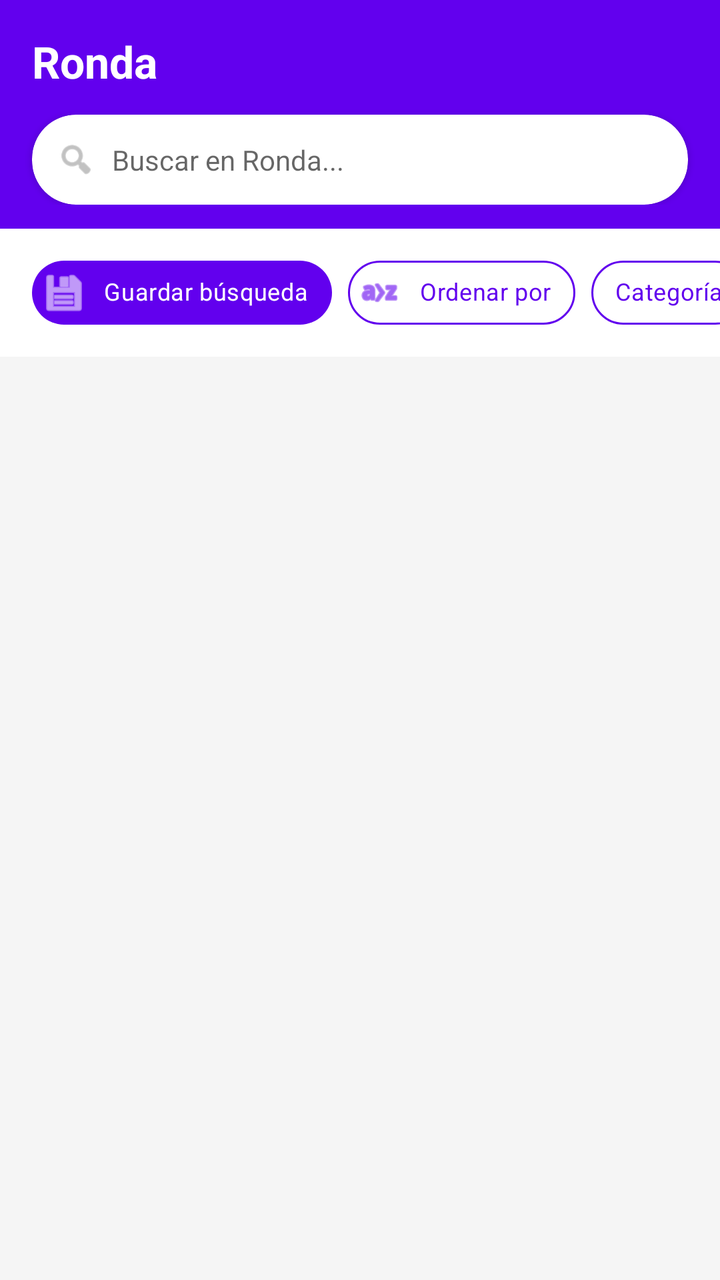
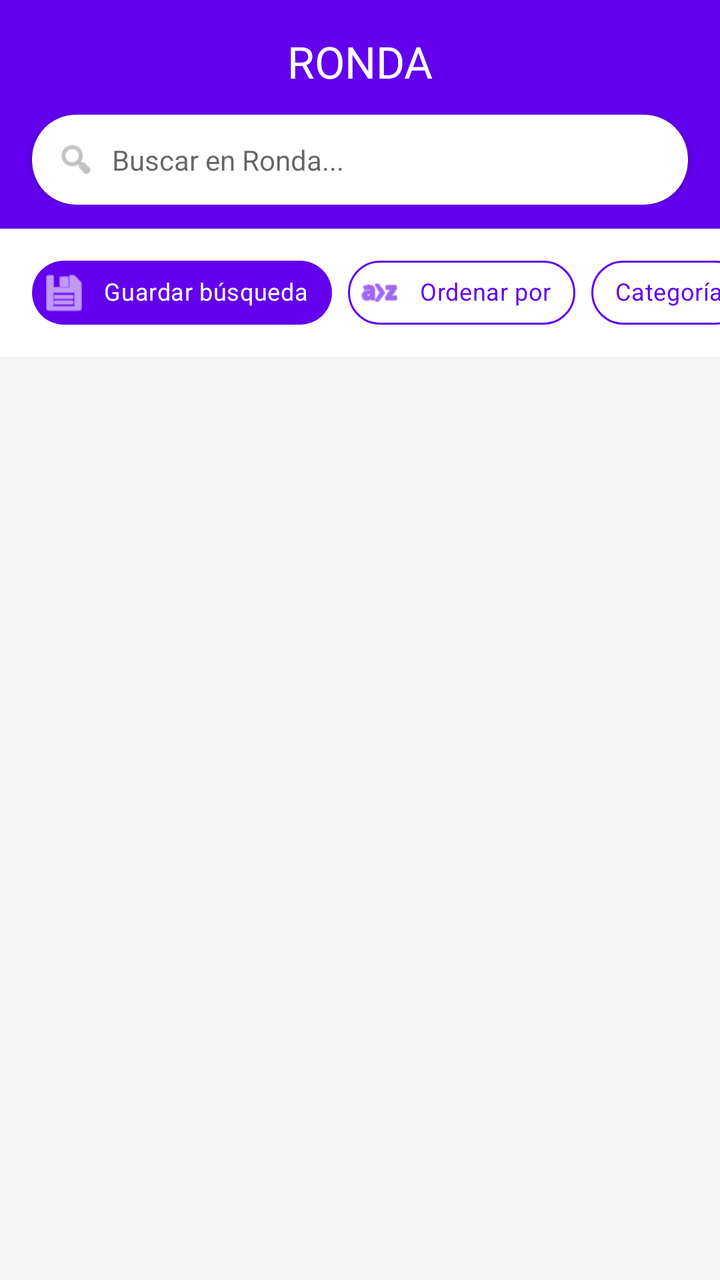

Compare the two renders of this Android layout. The source of the first and the diff that turns it into the second are given below.
<!-- AndroidManifest.xml: application theme Theme.TPRondaGrupo2 -->
<!-- res/layout/fragment_home.xml -->
<?xml version="1.0" encoding="utf-8"?>
<androidx.coordinatorlayout.widget.CoordinatorLayout xmlns:android="http://schemas.android.com/apk/res/android"
    xmlns:app="http://schemas.android.com/apk/res-auto"
    android:layout_width="match_parent"
    android:layout_height="match_parent"
    android:background="#F5F5F5">

    <com.google.android.material.appbar.AppBarLayout
        android:layout_width="match_parent"
        android:layout_height="wrap_content"
        android:background="@android:color/transparent"
        app:elevation="0dp">

        <LinearLayout
            android:layout_width="match_parent"
            android:layout_height="wrap_content"
            android:orientation="vertical"
            android:paddingBottom="12dp"
            android:background="@color/purple_500">

            <TextView
                android:layout_width="wrap_content"
                android:layout_height="wrap_content"
                android:layout_marginStart="16dp"
                android:layout_marginTop="16dp"
                android:layout_marginBottom="12dp"
                android:text="Ronda"
                android:textColor="@color/white"
                android:textSize="22sp"
                android:textStyle="bold" />

            <com.google.android.material.card.MaterialCardView
                android:layout_width="match_parent"
                android:layout_height="45dp"
                android:layout_marginHorizontal="16dp"
                app:cardCornerRadius="22dp"
                app:cardElevation="2dp">

                <LinearLayout
                    android:layout_width="match_parent"
                    android:layout_height="match_parent"
                    android:gravity="center_vertical"
                    android:orientation="horizontal"
                    android:paddingHorizontal="12dp">

                    <ImageView
                        android:layout_width="20dp"
                        android:layout_height="20dp"
                        android:src="@android:drawable/ic_menu_search"
                        app:tint="#999999" />

                    <EditText
                        android:id="@+id/etSearch"
                        android:layout_width="match_parent"
                        android:layout_height="match_parent"
                        android:layout_marginStart="8dp"
                        android:background="@android:color/transparent"
                        android:hint="Buscar en Ronda..."
                        android:imeOptions="actionSearch"
                        android:inputType="text"
                        android:textSize="14sp"
                        android:importantForAutofill="no" />
                </LinearLayout>
            </com.google.android.material.card.MaterialCardView>
        </LinearLayout>

        <HorizontalScrollView
            android:layout_width="match_parent"
            android:layout_height="wrap_content"
            android:background="@color/white"
            android:paddingVertical="8dp"
            android:scrollbars="none">

            <com.google.android.material.chip.ChipGroup
                android:layout_width="wrap_content"
                android:layout_height="wrap_content"
                android:paddingHorizontal="16dp"
                app:singleLine="true">

                <com.google.android.material.chip.Chip
                    android:id="@+id/chipSaveSearch"
                    style="@style/Widget.MaterialComponents.Chip.Action"
                    android:layout_width="wrap_content"
                    android:layout_height="wrap_content"
                    android:text="@string/guardar_busqueda"
                    android:textColor="@color/white"
                    android:textSize="12sp"
                    app:chipBackgroundColor="@color/purple_500"
                    app:chipIcon="@android:drawable/ic_menu_save"
                    app:chipIconTint="@color/white" />

                <com.google.android.material.chip.Chip
                    android:id="@+id/chipSort"
                    style="@style/Widget.MaterialComponents.Chip.Action"
                    android:layout_width="wrap_content"
                    android:layout_height="wrap_content"
                    android:text="Ordenar por"
                    android:textColor="@color/purple_500"
                    android:textSize="12sp"
                    app:chipBackgroundColor="@color/white"
                    app:chipIcon="@android:drawable/ic_menu_sort_alphabetically"
                    app:chipIconTint="@color/purple_500"
                    app:chipStrokeColor="@color/purple_500"
                    app:chipStrokeWidth="1dp" />

                <com.google.android.material.chip.Chip
                    android:id="@+id/chipFilterCategory"
                    style="@style/Widget.MaterialComponents.Chip.Action"
                    android:layout_width="wrap_content"
                    android:layout_height="wrap_content"
                    android:text="Categoría"
                    android:textColor="@color/purple_500"
                    android:textSize="12sp"
                    app:chipBackgroundColor="@color/white"
                    app:chipStrokeColor="@color/purple_500"
                    app:chipStrokeWidth="1dp" />

                <com.google.android.material.chip.Chip
                    android:id="@+id/chipFilterPrice"
                    style="@style/Widget.MaterialComponents.Chip.Action"
                    android:layout_width="wrap_content"
                    android:layout_height="wrap_content"
                    android:text="Precio"
                    android:textColor="@color/purple_500"
                    android:textSize="12sp"
                    app:chipBackgroundColor="@color/white"
                    app:chipStrokeColor="@color/purple_500"
                    app:chipStrokeWidth="1dp" />

                <com.google.android.material.chip.Chip
                    android:id="@+id/chipFilterCondition"
                    style="@style/Widget.MaterialComponents.Chip.Action"
                    android:layout_width="wrap_content"
                    android:layout_height="wrap_content"
                    android:text="Estado"
                    android:textColor="@color/purple_500"
                    android:textSize="12sp"
                    app:chipBackgroundColor="@color/white"
                    app:chipStrokeColor="@color/purple_500"
                    app:chipStrokeWidth="1dp" />

                <com.google.android.material.chip.Chip
                    android:id="@+id/chipFilterLocation"
                    style="@style/Widget.MaterialComponents.Chip.Action"
                    android:layout_width="wrap_content"
                    android:layout_height="wrap_content"
                    android:text="Zona"
                    android:textColor="@color/purple_500"
                    android:textSize="12sp"
                    app:chipBackgroundColor="@color/white"
                    app:chipStrokeColor="@color/purple_500"
                    app:chipStrokeWidth="1dp" />

            </com.google.android.material.chip.ChipGroup>
        </HorizontalScrollView>

        
        <TextView
            android:id="@+id/tvOfflineBanner"
            android:layout_width="match_parent"
            android:layout_height="wrap_content"
            android:background="#FFF3E0"
            android:padding="8dp"
            android:text="Sin conexión. Mostrando últimos datos vistos."
            android:textColor="#E65100"
            android:textSize="12sp"
            android:gravity="center"
            android:visibility="gone" />
    </com.google.android.material.appbar.AppBarLayout>

    <androidx.recyclerview.widget.RecyclerView
        android:id="@+id/rvPublications"
        android:layout_width="match_parent"
        android:layout_height="match_parent"
        android:paddingHorizontal="10dp"
        android:paddingTop="8dp"
        android:clipToPadding="false"
        app:layout_behavior="@string/appbar_scrolling_view_behavior" />

</androidx.coordinatorlayout.widget.CoordinatorLayout>
<!-- resources referenced by this layout -->
<resources>
  <color name="purple_500">#FF6200EE</color>
  <color name="white">#FFFFFFFF</color>
  <string name="guardar_busqueda">Guardar búsqueda</string>
  <style name="Theme.TPRondaGrupo2" parent="Theme.MaterialComponents.DayNight.NoActionBar">
          
          <item name="colorPrimary">@color/purple_500</item>
          <item name="colorPrimaryVariant">@color/purple_700</item>
          <item name="colorOnPrimary">@color/white</item>
          
          <item name="colorSecondary">@color/teal_200</item>
          <item name="colorSecondaryVariant">@color/teal_700</item>
          <item name="colorOnSecondary">@color/black</item>
          
          <item name="android:statusBarColor">?attr/colorPrimaryVariant</item>
      </style>
  <color name="purple_700">#FF3700B3</color>
  <color name="teal_200">#FF03DAC5</color>
  <color name="teal_700">#FF018786</color>
  <color name="black">#FF000000</color>
</resources>

<!-- the commit's change to res/layout/fragment_home.xml (unified diff, before → after) -->
@@ -19,15 +19,15 @@
             android:background="@color/purple_500">
 
             <TextView
-                android:layout_width="wrap_content"
+                android:layout_width="match_parent"
                 android:layout_height="wrap_content"
-                android:layout_marginStart="16dp"
                 android:layout_marginTop="16dp"
                 android:layout_marginBottom="12dp"
-                android:text="Ronda"
+                android:gravity="center"
+                android:text="RONDA"
                 android:textColor="@color/white"
                 android:textSize="22sp"
-                android:textStyle="bold" />
+                android:fontFamily="@font/montserrat_semibold" />
 
             <com.google.android.material.card.MaterialCardView
                 android:layout_width="match_parent"
